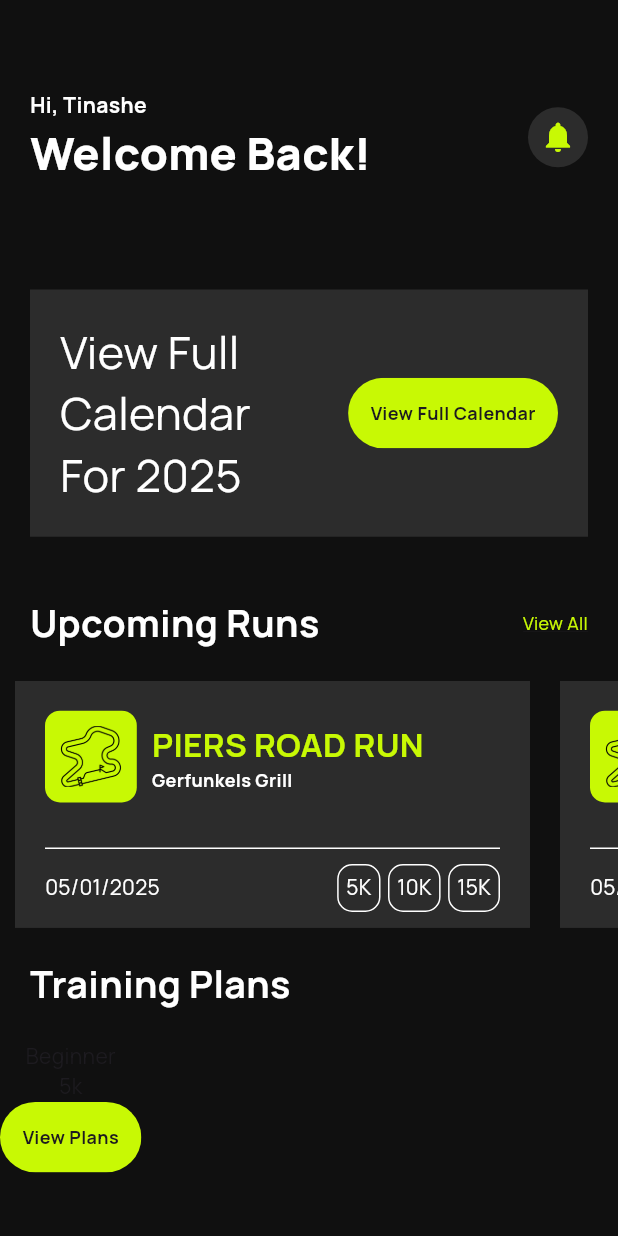
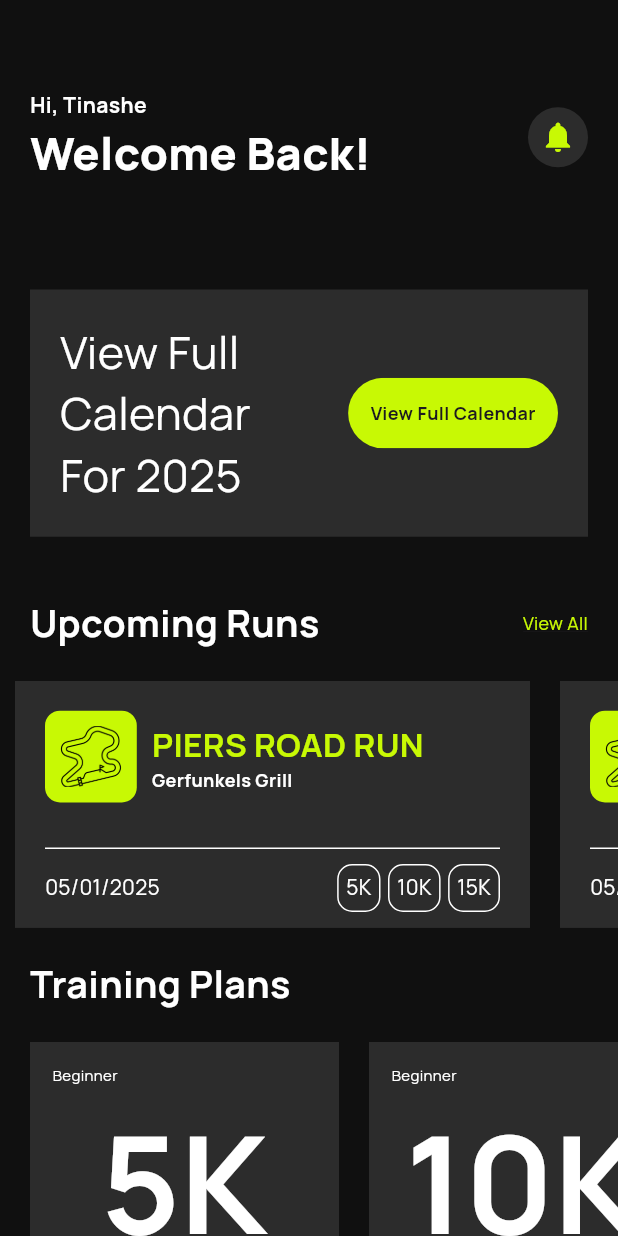
Before and after one commit to tinashemahwenda/runx_app, a Flutter app: the screen it shows after launch, on a phone screen of 412 x 824 dp. Run offline on Flutter 3.47's test engine with Material 3 defaults, Android fonts, the phone set to English and light mode, and no system bars.

Commit message:
Created a training plan widget

```diff
--- a/lib/screens/homepage.dart
+++ b/lib/screens/homepage.dart
@@ -1,6 +1,7 @@
 import 'package:flutter/material.dart';
 import 'package:runx_app/constants/app_constants.dart';
 import 'package:runx_app/widgets/run_event_box.dart';
+import 'package:runx_app/widgets/training_plan_box.dart';
 import 'package:runx_app/widgets/view_all_button.dart';
 
 import '../widgets/view_calendar_box.dart';
@@ -12,7 +13,9 @@ class HomePage extends StatelessWidget {
   Widget build(BuildContext context) {
     return Scaffold(
         backgroundColor: AppColor.backgroundColor,
-        body: Column(
+        body: SingleChildScrollView(
+          scrollDirection: Axis.vertical,
+          child: Column(
             crossAxisAlignment: CrossAxisAlignment.start,
             children: [
               SizedBox(
@@ -102,26 +105,20 @@ class HomePage extends StatelessWidget {
                   ),
                 ),
               ),
-            Row(
+              SingleChildScrollView(
+                scrollDirection: Axis.horizontal,
+                child: Row(
                   children: [
-                Container(
-                  child: Column(
-                    children: [
-                      Text('Beginner'),
-                      Column(
-                        children: [
-                          Text('5k'),
-                          ViewAllButton(
-                            buttonText: 'View Plans',
-                          )
+                    TrainingPlanBox(distanceLength: '5K'),
+                    TrainingPlanBox(distanceLength: '10K'),
                   ],
+                ),
+              ),
+              SizedBox(
+                height: 1000,
               )
             ],
           ),
-                )
-              ],
-            )
-          ],
         ));
   }
 }
--- /dev/null
+++ b/lib/widgets/training_plan_box.dart
@@ -0,0 +1,55 @@
+import 'package:flutter/material.dart';
+
+import '../constants/app_constants.dart';
+import 'view_all_button.dart';
+
+class TrainingPlanBox extends StatelessWidget {
+  final String distanceLength;
+  const TrainingPlanBox({super.key, required this.distanceLength});
+
+  @override
+  Widget build(BuildContext context) {
+    return Padding(
+      padding: const EdgeInsets.only(left: 20),
+      child: Row(
+        children: [
+          Container(
+            width: AppMeasure.width / 2,
+            height: AppMeasure.height / 4,
+            color: AppColor.tileColor,
+            padding: EdgeInsets.all(15),
+            child: Column(
+              crossAxisAlignment: CrossAxisAlignment.start,
+              children: [
+                Text(
+                  'Beginner',
+                  style: TextStyle(
+                    color: AppColor.fontColor,
+                    fontSize: 10,
+                  ),
+                ),
+                Center(
+                  child: Column(
+                    children: [
+                      Text(
+                        distanceLength,
+                        style: TextStyle(
+                          fontWeight: FontWeight.bold,
+                          fontSize: 90,
+                          color: AppColor.fontColor,
+                        ),
+                      ),
+                      ViewAllButton(
+                        buttonText: 'View Plan',
+                      )
+                    ],
+                  ),
+                )
+              ],
+            ),
+          )
+        ],
+      ),
+    );
+  }
+}
```
Lines whose indentation alone changed are shown as unchanged.
